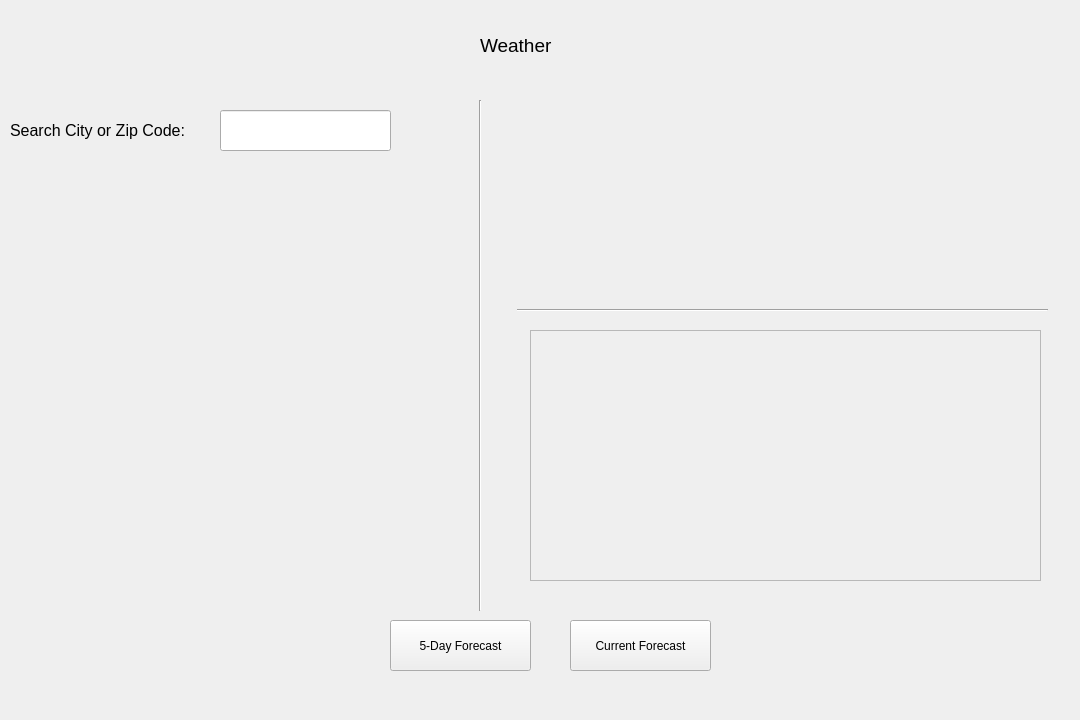
The window that mockUpWeatherApp.ui (ahueb/SE_weather_app) describes before a commit, drawn with Qt 5.
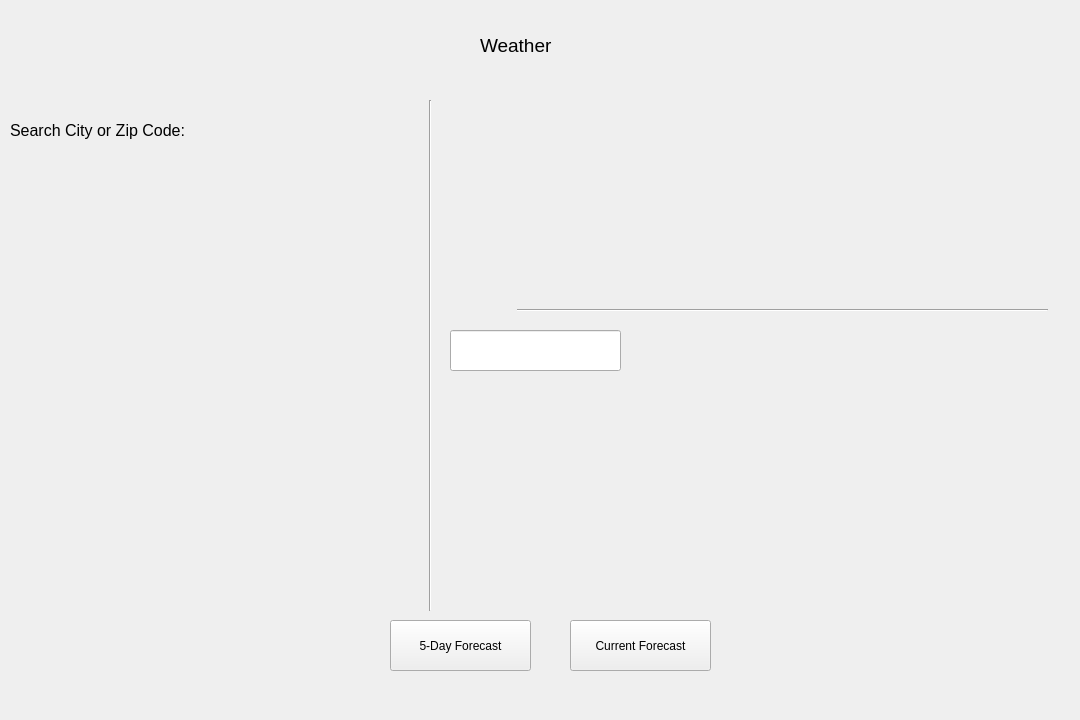
The same window after the commit.

```diff
--- a/mockUpWeatherApp.ui
+++ b/mockUpWeatherApp.ui
@@ -37,8 +37,8 @@
   <widget class="QLineEdit" name="enterCityLineEdit">
    <property name="geometry">
     <rect>
-     <x>220</x>
-     <y>110</y>
+     <x>450</x>
+     <y>330</y>
      <width>171</width>
      <height>41</height>
     </rect>
@@ -181,26 +181,10 @@
     <string>5-Day Forecast</string>
    </property>
   </widget>
-  <widget class="QFrame" name="frametest">
-   <property name="geometry">
-    <rect>
-     <x>530</x>
-     <y>330</y>
-     <width>511</width>
-     <height>251</height>
-    </rect>
-   </property>
-   <property name="frameShape">
-    <enum>QFrame::StyledPanel</enum>
-   </property>
-   <property name="frameShadow">
-    <enum>QFrame::Raised</enum>
-   </property>
-  </widget>
   <widget class="Line" name="line">
    <property name="geometry">
     <rect>
-     <x>470</x>
+     <x>420</x>
      <y>100</y>
      <width>20</width>
      <height>511</height>
```
